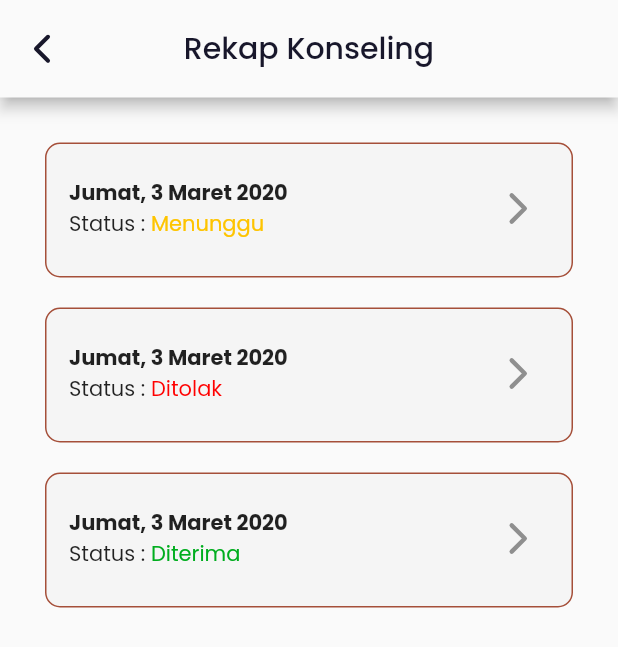
After one commit to vikaatntr/konselingku, a Flutter app: the homeAppointment screen opened by its route, after a tap on "Rekap Janji Konseling", on a phone screen of 412 x 824 dp. The commit adds this screen. Shown: the top 647 px of the screen. Run offline on Flutter 3.47's test engine with Material 2 defaults, Android fonts, the phone set to English and light mode, and no system bars; our stand-ins replace flutter_vector_icons, get, google_fonts.

Commit message:
add menu janji konseling

```diff
--- a/lib/constant/colors.dart
+++ b/lib/constant/colors.dart
@@ -5,11 +5,14 @@ class AppColors {
   static final black = Color(0xFF18172B);
   static final white = Color(0xFFFAFAFA);
   static final grey = Color(0xFF8F8F8F);
+  static final kWhite = Color(0XFFF5F5F5);
   static final blue = Color(0xFF3961B2);
   static final red = Color(0XFFFF0000);
   static final yellow = Color(0XFFFDE698);
+  static final kYellow = Color(0XFFFEC400);
   static final kBlue = Color(0XFFBEE7FD);
   static final green = Color(0XFFC5FFCF);
+  static final kGreen = Color(0XFF00AD1E);
   static final purple = Color(0XFFEDD7FE);
   static final kRed = Color(0XFFFFEAEE);
   static final pink = Color(0XFFF5BAC6);
--- a/lib/routes/pages.dart
+++ b/lib/routes/pages.dart
@@ -1,5 +1,9 @@
 import 'package:konselingku/views/admin/home_page_admin.dart';
 import 'package:konselingku/views/counseling_appointment/counseling_appointment.dart';
+import 'package:konselingku/views/counseling_appointment/form_appointment.dart';
+import 'package:konselingku/views/counseling_appointment/hasil_konseling.dart';
+import 'package:konselingku/views/counseling_appointment/home_counseling_appointment.dart';
+import 'package:konselingku/views/counseling_appointment/rekap_counseling.dart';
 import 'package:konselingku/views/data_pribadi/home_data_pribadi.dart';
 import 'package:konselingku/views/data_pribadi/informasi_data_orang_tua.dart';
 import 'package:konselingku/views/data_pribadi/informasi_data_pribadi.dart';
@@ -29,7 +33,11 @@ class AppPages {
   static const HOMEPAGE_ADMIN = _Paths.HOMEPAGE_ADMIN;
   static const NOTIFICATION = _Paths.NOTIFICATION;
   static const PROFILE = _Paths.PROFILE;
+  static const HOME_APPOINTMENT = _Paths.HOME_APPOINTMENT;
+  static const FORM_APPOINTMENT = _Paths.FORM_APPOINTMENT;
+  static const REKAP_COUNSELING = _Paths.REKAP_COUNSELING;
   static const COUNSELING_APPOINTMENT = _Paths.COUNSELING_APPOINTMENT;
+  static const HASIL_KONSELING = _Paths.HASIL_KONSELING;
   static const INFORMATION_KUESIONER = _Paths.INFORMATION_KUESIONER;
   static const KUESIONER = _Paths.KUESIONER;
   static const HOMEPAGE_DATA_PRIBADI = _Paths.HOMEPAGE_DATA_PRIBADI;
@@ -50,7 +58,11 @@ abstract class _Paths {
   static const HOMEPAGE_ADMIN = '/homepage_admin';
   static const NOTIFICATION = '/notification';
   static const PROFILE = '/profile';
+  static const HOME_APPOINTMENT = '/home_appointment';
   static const COUNSELING_APPOINTMENT = '/counseling_appointment';
+  static const FORM_APPOINTMENT = '/form_appointment';
+  static const REKAP_COUNSELING = '/rekap_counseling';
+  static const HASIL_KONSELING = '/hasil_konseling';
   static const INFORMATION_KUESIONER = '/information_kuesioner';
   static const KUESIONER = '/kuesioner';
   static const HOMEPAGE_DATA_PRIBADI = '/homepage_data_pribadi';
--- a/lib/routes/routes.dart
+++ b/lib/routes/routes.dart
@@ -17,7 +17,11 @@ class AppRoutes {
     GetPage(name: _Paths.HOMEPAGE_ADMIN, page: () => homePageAdmin()),
     GetPage(name: _Paths.NOTIFICATION, page: () => notificationPage()),
     GetPage(name: _Paths.PROFILE, page: () => profilePage()),
+    GetPage(name: _Paths.HOME_APPOINTMENT, page: () => homeAppointment()),
     GetPage(name: _Paths.COUNSELING_APPOINTMENT, page: () => appointmentPage()),
+    GetPage(name: _Paths.REKAP_COUNSELING, page: () => rekapKonseling()),
+    GetPage(name: _Paths.FORM_APPOINTMENT, page: () => formAppointment()),
+    GetPage(name: _Paths.HASIL_KONSELING, page: () => hasilKonseling()),
     GetPage(name: _Paths.INFORMATION_KUESIONER, page: () => informationKuesionerPage()),
     GetPage(name: _Paths.KUESIONER, page: () => kuesionerPage()),
     GetPage(name: _Paths.HOMEPAGE_DATA_PRIBADI, page: () => homeDataPribadi()),
--- /dev/null
+++ b/lib/views/counseling_appointment/home_counseling_appointment.dart
@@ -0,0 +1,95 @@
+import 'package:flutter/material.dart';
+import 'package:get/get.dart';
+import 'package:google_fonts/google_fonts.dart';
+import 'package:konselingku/constant/colors.dart';
+import 'package:konselingku/views/counseling_appointment/counseling_appointment.dart';
+import 'package:konselingku/views/counseling_appointment/rekap_counseling.dart';
+import 'package:konselingku/widgets/general/app_bar.dart';
+
+class homeAppointment extends StatelessWidget {
+  @override
+  Widget build(BuildContext context) {
+    return Scaffold(
+      appBar: appBar(title: 'Janji Konseling'),
+      body: _body(),
+    );
+  }
+
+  Widget _body() {
+    return SingleChildScrollView(
+      padding: EdgeInsets.fromLTRB(30, 30, 30, 30),
+      child: Form(
+          child: Container(
+        height: Get.height,
+        child: Column(
+          crossAxisAlignment: CrossAxisAlignment.start,
+          children: [_contentBox1(), SizedBox(height: 20), _contentBox2()],
+        ),
+      )),
+    );
+  }
+
+  Widget _contentBox1() {
+    return GestureDetector(
+      onTap: () {
+        Get.to(appointmentPage());
+      },
+      child: Container(
+        height: 90,
+        width: Get.width,
+        decoration: BoxDecoration(
+            shape: BoxShape.rectangle,
+            color: AppColors.kRed,
+            borderRadius: BorderRadius.all(Radius.circular(10))),
+        child: Padding(
+          padding: const EdgeInsets.all(15),
+          child: Column(
+            crossAxisAlignment: CrossAxisAlignment.start,
+            mainAxisAlignment: MainAxisAlignment.center,
+            children: [
+              Text(
+                "Janji Konseling",
+                style: GoogleFonts.poppins(fontSize: 18),
+              ),
+              Text("Lakukan janji untuk melakukan janji konseling",
+                  style:
+                      GoogleFonts.poppins(fontSize: 13, color: AppColors.grey))
+            ],
+          ),
+        ),
+      ),
+    );
+  }
+
+  Widget _contentBox2() {
+    return GestureDetector(
+      onTap: () {
+        Get.to(rekapKonseling());
+      },
+      child: Container(
+        height: 90,
+        width: Get.width,
+        decoration: BoxDecoration(
+            shape: BoxShape.rectangle,
+            color: AppColors.kRed,
+            borderRadius: BorderRadius.all(Radius.circular(10))),
+        child: Padding(
+          padding: const EdgeInsets.all(15),
+          child: Column(
+            crossAxisAlignment: CrossAxisAlignment.start,
+            mainAxisAlignment: MainAxisAlignment.center,
+            children: [
+              Text(
+                "Rekap Janji Konseling",
+                style: GoogleFonts.poppins(fontSize: 18),
+              ),
+              Text("Lihat hasil konseling",
+                  style:
+                      GoogleFonts.poppins(fontSize: 13, color: AppColors.grey))
+            ],
+          ),
+        ),
+      ),
+    );
+  }
+}
--- /dev/null
+++ b/lib/views/counseling_appointment/rekap_counseling.dart
@@ -0,0 +1,247 @@
+import 'package:flutter/material.dart';
+import 'package:flutter_vector_icons/flutter_vector_icons.dart';
+import 'package:get/get.dart';
+import 'package:google_fonts/google_fonts.dart';
+import 'package:konselingku/constant/colors.dart';
+import 'package:konselingku/views/counseling_appointment/hasil_konseling.dart';
+import 'package:konselingku/widgets/general/app_bar.dart';
+
+class rekapKonseling extends StatelessWidget {
+  @override
+  Widget build(BuildContext context) {
+    return Scaffold(
+      appBar: appBar(title: 'Rekap Konseling'),
+      body: _body(),
+    );
+  }
+
+  Widget _body() {
+    return SingleChildScrollView(
+      padding: EdgeInsets.fromLTRB(30, 30, 30, 30),
+      child: Form(
+          child: Container(
+        height: Get.height,
+        child: Column(
+          crossAxisAlignment: CrossAxisAlignment.start,
+          children: [
+            _comboBox1(),
+            SizedBox(height: 20),
+            _comboBox2(),
+            SizedBox(height: 20),
+            _comboBox3(),
+          ],
+        ),
+      )),
+    );
+  }
+
+  Widget _comboBox1() {
+    return Stack(
+      children: [
+        Container(
+          width: Get.width,
+          height: 90,
+          child: DecoratedBox(
+            decoration: BoxDecoration(
+                color: AppColors.kWhite,
+                borderRadius: BorderRadius.all(Radius.circular(10)),
+                border: Border.all(color: AppColors.primaryColor)),
+          ),
+        ),
+        Padding(
+          padding: const EdgeInsets.fromLTRB(8, 15, 8, 8),
+          child: Column(
+            children: [
+              Row(
+                children: [
+                  Container(
+                    width: 200,
+                    child: Padding(
+                      padding: const EdgeInsets.all(8.0),
+                      child: Column(
+                        crossAxisAlignment: CrossAxisAlignment.start,
+                        children: [
+                          Text(
+                            "Jumat, 3 Maret 2020",
+                            style: GoogleFonts.poppins(
+                                fontWeight: FontWeight.bold),
+                          ),
+                          Row(
+                            children: [
+                              Text(
+                                "Status : ",
+                                style: GoogleFonts.poppins(),
+                              ),
+                              Text(
+                                "Menunggu",
+                                style: GoogleFonts.poppins(
+                                    color: AppColors.kYellow),
+                              )
+                            ],
+                          )
+                        ],
+                      ),
+                    ),
+                  ),
+                  SizedBox(width: 90),
+                  Container(
+                    child: GestureDetector(
+                      onTap: () {
+                        Get.to(hasilKonseling());
+                      },
+                      child: Icon(
+                        Feather.chevron_right,
+                        color: AppColors.grey,
+                        size: 35,
+                      ),
+                    ),
+                  )
+                ],
+              )
+            ],
+          ),
+        ),
+      ],
+    );
+  }
+
+  Widget _comboBox2() {
+    return Stack(
+      children: [
+        Container(
+          width: Get.width,
+          height: 90,
+          child: DecoratedBox(
+            decoration: BoxDecoration(
+                color: AppColors.kWhite,
+                borderRadius: BorderRadius.all(Radius.circular(10)),
+                border: Border.all(color: AppColors.primaryColor)),
+          ),
+        ),
+        Padding(
+          padding: const EdgeInsets.fromLTRB(8, 15, 8, 8),
+          child: Column(
+            children: [
+              Row(
+                children: [
+                  Container(
+                    width: 200,
+                    child: Padding(
+                      padding: const EdgeInsets.all(8.0),
+                      child: Column(
+                        crossAxisAlignment: CrossAxisAlignment.start,
+                        children: [
+                          Text(
+                            "Jumat, 3 Maret 2020",
+                            style: GoogleFonts.poppins(
+                                fontWeight: FontWeight.bold),
+                          ),
+                          Row(
+                            children: [
+                              Text(
+                                "Status : ",
+                                style: GoogleFonts.poppins(),
+                              ),
+                              Text(
+                                "Ditolak",
+                                style:
+                                    GoogleFonts.poppins(color: AppColors.red),
+                              )
+                            ],
+                          )
+                        ],
+                      ),
+                    ),
+                  ),
+                  SizedBox(width: 90),
+                  Container(
+                    child: GestureDetector(
+                      onTap: () {
+                        Get.to(hasilKonseling());
+                      },
+                      child: Icon(
+                        Feather.chevron_right,
+                        color: AppColors.grey,
+                        size: 35,
+                      ),
+                    ),
+                  )
+                ],
+              )
+            ],
+          ),
+        ),
+      ],
+    );
+  }
+
+  Widget _comboBox3() {
+    return Stack(
+      children: [
+        Container(
+          width: Get.width,
+          height: 90,
+          child: DecoratedBox(
+            decoration: BoxDecoration(
+                color: AppColors.kWhite,
+                borderRadius: BorderRadius.all(Radius.circular(10)),
+                border: Border.all(color: AppColors.primaryColor)),
+          ),
+        ),
+        Padding(
+          padding: const EdgeInsets.fromLTRB(8, 15, 8, 8),
+          child: Column(
+            children: [
+              Row(
+                children: [
+                  Container(
+                    width: 200,
+                    child: Padding(
+                      padding: const EdgeInsets.all(8.0),
+                      child: Column(
+                        crossAxisAlignment: CrossAxisAlignment.start,
+                        children: [
+                          Text(
+                            "Jumat, 3 Maret 2020",
+                            style: GoogleFonts.poppins(
+                                fontWeight: FontWeight.bold),
+                          ),
+                          Row(
+                            children: [
+                              Text(
+                                "Status : ",
+                                style: GoogleFonts.poppins(),
+                              ),
+                              Text(
+                                "Diterima",
+                                style: GoogleFonts.poppins(
+                                    color: AppColors.kGreen),
+                              )
+                            ],
+                          )
+                        ],
+                      ),
+                    ),
+                  ),
+                  SizedBox(width: 90),
+                  Container(
+                    child: GestureDetector(
+                      onTap: () {
+                        Get.to(hasilKonseling());
+                      },
+                      child: Icon(
+                        Feather.chevron_right,
+                        color: AppColors.grey,
+                        size: 35,
+                      ),
+                    ),
+                  )
+                ],
+              )
+            ],
+          ),
+        ),
+      ],
+    );
+  }
+}
--- a/lib/views/home/home_page.dart
+++ b/lib/views/home/home_page.dart
@@ -5,6 +5,7 @@ import 'package:get/get.dart';
 import 'package:google_fonts/google_fonts.dart';
 import 'package:konselingku/constant/colors.dart';
 import 'package:konselingku/views/counseling_appointment/counseling_appointment.dart';
+import 'package:konselingku/views/counseling_appointment/home_counseling_appointment.dart';
 import 'package:konselingku/views/data_pribadi/home_data_pribadi.dart';
 import 'package:konselingku/views/data_pribadi/menu_data_pribadi.dart';
 import 'package:konselingku/views/kuesioner/informasi_kuesioner_siswa.dart';
@@ -266,7 +267,7 @@ class HomePage extends StatelessWidget {
                   children: [
                     GestureDetector(
                       onTap: () {
-                        Get.to(appointmentPage());
+                        Get.to(homeAppointment());
                       },
                       child: Container(
                         padding: EdgeInsets.only(top: 5),
```
Also changed, not shown: lib/views/counseling_appointment/counseling_appointment.dart (+7 -1 lines), lib/views/counseling_appointment/form_appointment.dart (added, +121 -0 lines), lib/views/counseling_appointment/form_appointment_guru.dart (added, +139 -0 lines), lib/views/counseling_appointment/hasil_konseling.dart (added, +94 -0 lines).
